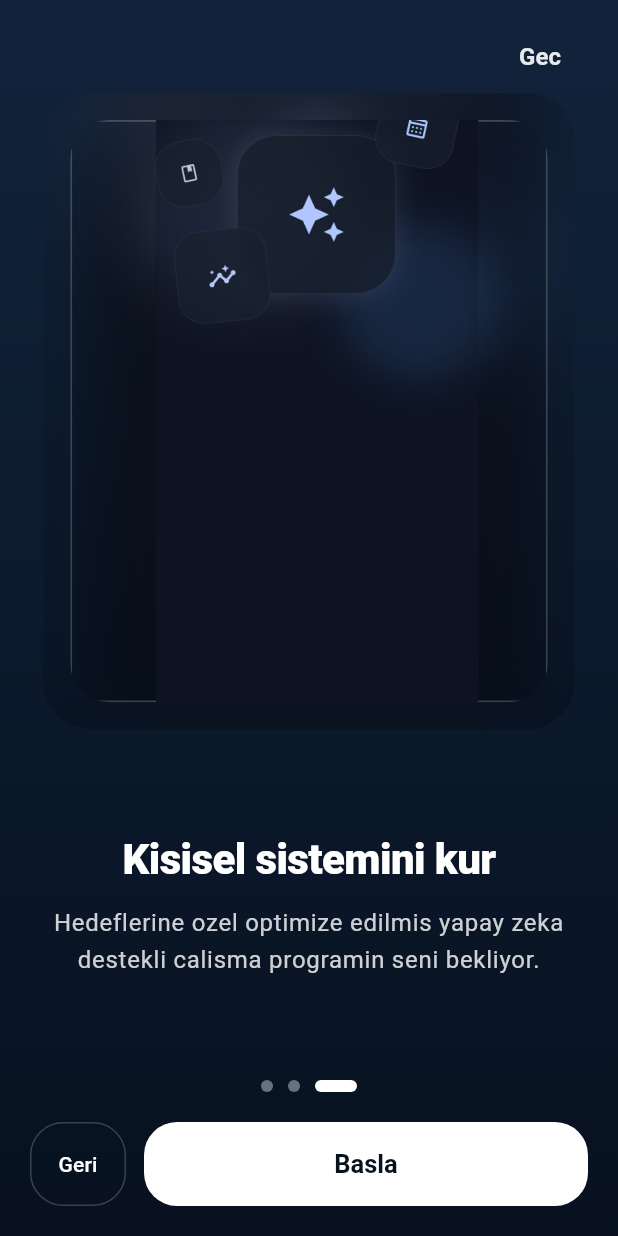
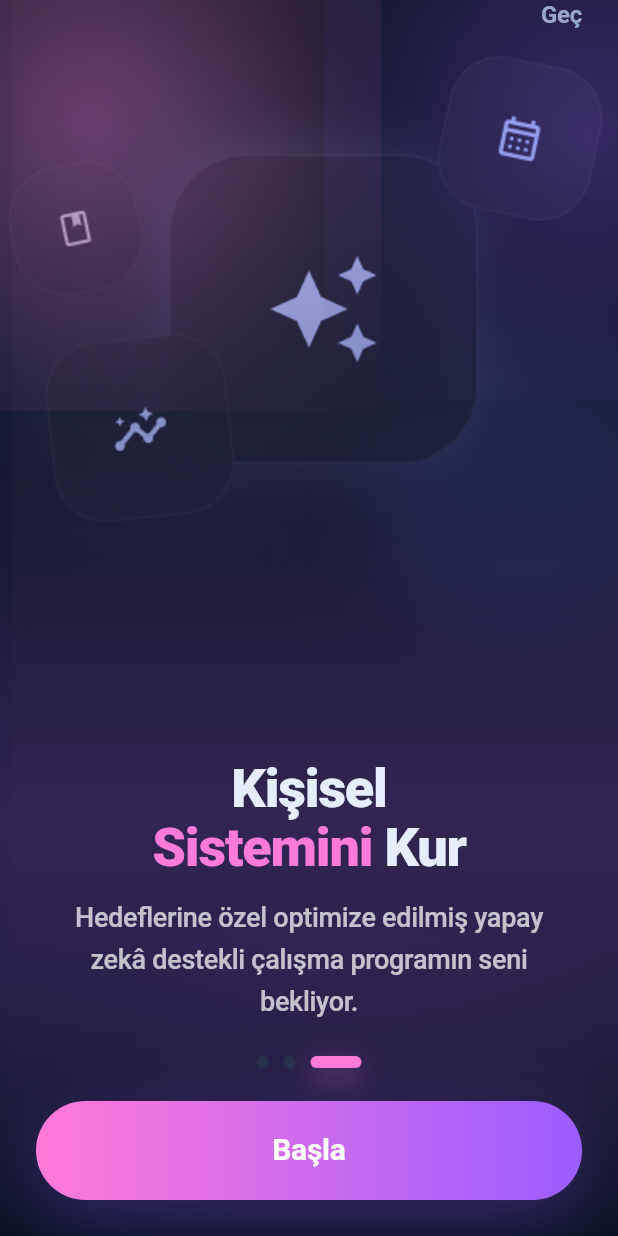
Before and after one commit to drlmhmt/ogrenci_asistani_ai, a Flutter app: the screen it shows after launch, swiped to page 3, on a phone screen of 412 x 824 dp. Run offline on Flutter 3.47's test engine with Material 3 defaults, Android fonts, the phone set to English and light mode, and no system bars; our stand-ins replace cloud_firestore, firebase_auth, firebase_core, shared_preferences; accounts and stored records are empty.

Commit message:
feat: make onboarding visuals vivid

```diff
--- a/lib/screens/onboarding.dart
+++ b/lib/screens/onboarding.dart
@@ -1,5 +1,3 @@
-import 'dart:ui';
-
 import 'package:flutter/material.dart';
 
 import 'login_page.dart';
@@ -17,21 +15,54 @@ class _OnboardingPageState extends State<OnboardingPage> {
   static const List<_OnboardingSlide> _slides = [
     _OnboardingSlide(
       assetPath: 'assets/onboarding/onboarding1.png',
-      title: 'Calismani akillica planla',
+      accentA: Color(0xFF9BB6FF),
+      accentB: Color(0xFF1F6BFF),
+      title: TextSpan(
+        children: [
+          TextSpan(text: 'Çalışmanı '),
+          TextSpan(
+            text: 'Akıllıca',
+            style: TextStyle(color: Color(0xFF9BB6FF)),
+          ),
+          TextSpan(text: '\nPlanla'),
+        ],
+      ),
       description:
-          'Yapay zeka destekli asistaninla daha duzenli calis, potansiyelini ortaya cikar.',
+          'Yapay zekâ destekli asistanınla daha\ndüzenli çalış, potansiyelini ortaya\nçıkar.',
     ),
     _OnboardingSlide(
       assetPath: 'assets/onboarding/onboarding2.png',
-      title: 'Gelisimini takip et',
+      accentA: Color(0xFF2EE5D9),
+      accentB: Color(0xFF2B7BFF),
+      title: TextSpan(
+        children: [
+          TextSpan(text: 'Gelişimini\n'),
+          TextSpan(
+            text: 'Takip',
+            style: TextStyle(color: Color(0xFF2EE5D9)),
+          ),
+          TextSpan(text: ' Et'),
+        ],
+      ),
       description:
-          'Yapay zeka analizleriyle nasil calistigini kesfet, daha verimli ilerle ve hedeflerine ulas.',
+          'Yapay zekâ analizleriyle nasıl\nçalıştığını keşfet, daha verimli ilerle\nve hedeflerine ulaş.',
     ),
     _OnboardingSlide(
       assetPath: 'assets/onboarding/onboarding3.png',
-      title: 'Kisisel sistemini kur',
+      accentA: Color(0xFFFF7AD9),
+      accentB: Color(0xFF9B5CFF),
+      title: TextSpan(
+        children: [
+          TextSpan(text: 'Kişisel\n'),
+          TextSpan(
+            text: 'Sistemini',
+            style: TextStyle(color: Color(0xFFFF7AD9)),
+          ),
+          TextSpan(text: ' Kur'),
+        ],
+      ),
       description:
-          'Hedeflerine ozel optimize edilmis yapay zeka destekli calisma programin seni bekliyor.',
+          'Hedeflerine özel optimize edilmiş yapay\nzekâ destekli çalışma programın seni\nbekliyor.',
     ),
   ];
 
@@ -58,17 +89,6 @@ class _OnboardingPageState extends State<OnboardingPage> {
     );
   }
 
-  Future<void> _previousStep() async {
-    if (_currentPage == 0) {
-      return;
-    }
-
-    await _pageController.previousPage(
-      duration: const Duration(milliseconds: 320),
-      curve: Curves.easeOutCubic,
-    );
-  }
-
   void _skip() {
     Navigator.of(context).pushReplacement(
       MaterialPageRoute(builder: (_) => const LoginPage()),
@@ -77,24 +97,54 @@ class _OnboardingPageState extends State<OnboardingPage> {
 
   @override
   Widget build(BuildContext context) {
+    final slide = _slides[_currentPage];
     final isLastPage = _currentPage == _slides.length - 1;
-
     return Scaffold(
-      backgroundColor: const Color(0xFF07111F),
-      body: DecoratedBox(
-        decoration: const BoxDecoration(
+      backgroundColor: const Color(0xFF061022),
+      body: Stack(
+        fit: StackFit.expand,
+        children: [
+          Positioned.fill(
+            child: PageView.builder(
+              controller: _pageController,
+              physics: const BouncingScrollPhysics(),
+              itemCount: _slides.length,
+              onPageChanged: (index) => setState(() => _currentPage = index),
+              itemBuilder: (context, index) {
+                return _OnboardingBackground(assetPath: _slides[index].assetPath);
+              },
+            ),
+          ),
+          Positioned.fill(
+            child: _VividGlows(
+              accentA: slide.accentA,
+              accentB: slide.accentB,
+            ),
+          ),
+          Positioned.fill(
+            child: DecoratedBox(
+              decoration: BoxDecoration(
                 gradient: LinearGradient(
                   begin: Alignment.topCenter,
                   end: Alignment.bottomCenter,
                   colors: [
-              Color(0xFF11233B),
-              Color(0xFF07111F),
+                    const Color(0x00061022),
+                    Color.lerp(
+                      Color.lerp(slide.accentA, slide.accentB, 0.65),
+                      const Color(0xFF061022),
+                      0.62,
+                    )!
+                        .withValues(alpha: 0.60),
+                    const Color(0xFF061022).withValues(alpha: 0.96),
                   ],
+                  stops: const [0.0, 0.66, 1.0],
                 ),
               ),
-        child: SafeArea(
+            ),
+          ),
+          SafeArea(
             child: Padding(
-            padding: const EdgeInsets.fromLTRB(20, 14, 20, 20),
+              padding: const EdgeInsets.fromLTRB(24, 0, 24, 24),
               child: Column(
                 children: [
                   Align(
@@ -102,143 +152,68 @@ class _OnboardingPageState extends State<OnboardingPage> {
                     child: TextButton(
                       onPressed: _skip,
                       style: TextButton.styleFrom(
-                      foregroundColor: Colors.white.withValues(alpha: 0.9),
+                        foregroundColor: const Color(0xFF9AA8C7),
+                        padding: EdgeInsets.zero,
+                        minimumSize: Size.zero,
+                        tapTargetSize: MaterialTapTargetSize.shrinkWrap,
                         textStyle: const TextStyle(
                           fontSize: 16,
                           fontWeight: FontWeight.w600,
+                          letterSpacing: -0.2,
                         ),
                       ),
-                    child: const Text('Gec'),
+                      child: const Text('Geç'),
                     ),
                   ),
                   Expanded(
-                  child: PageView.builder(
-                    controller: _pageController,
-                    physics: const BouncingScrollPhysics(),
-                    itemCount: _slides.length,
-                    onPageChanged: (index) {
-                      setState(() => _currentPage = index);
-                    },
-                    itemBuilder: (context, index) {
-                      return _OnboardingSlideView(slide: _slides[index]);
-                    },
+                    child: Align(
+                      alignment: Alignment.bottomCenter,
+                      child: Column(
+                        mainAxisSize: MainAxisSize.min,
+                        children: [
+                          Text.rich(
+                            slide.title,
+                            textAlign: TextAlign.center,
+                            style: const TextStyle(
+                              color: Color(0xFFE6EDFF),
+                              fontSize: 36,
+                              fontWeight: FontWeight.w800,
+                              height: 1.08,
+                              letterSpacing: -0.8,
                             ),
                           ),
-                const SizedBox(height: 24),
-                Row(
-                  mainAxisAlignment: MainAxisAlignment.center,
-                  children: List.generate(
-                    _slides.length,
-                    (index) => AnimatedContainer(
-                      duration: const Duration(milliseconds: 220),
-                      curve: Curves.easeOut,
-                      margin: const EdgeInsets.symmetric(horizontal: 5),
-                      width: _currentPage == index ? 28 : 8,
-                      height: 8,
-                      decoration: BoxDecoration(
-                        color: _currentPage == index
-                            ? const Color(0xFFFFFFFF)
-                            : const Color(0x66FFFFFF),
-                        borderRadius: BorderRadius.circular(999),
+                          const SizedBox(height: 14),
+                          Text(
+                            slide.description,
+                            textAlign: TextAlign.center,
+                            style: TextStyle(
+                              color: Colors.white.withValues(alpha: 0.72),
+                              fontSize: 18,
+                              fontWeight: FontWeight.w500,
+                              height: 1.55,
+                              letterSpacing: -0.2,
                             ),
                           ),
+                          const SizedBox(height: 22),
+                          _PageDots(
+                            length: _slides.length,
+                            index: _currentPage,
+                            activeColor: slide.accentA,
                           ),
-                ),
-                const SizedBox(height: 20),
-                Row(
-                  children: [
-                    AnimatedOpacity(
-                      opacity: _currentPage == 0 ? 0 : 1,
-                      duration: const Duration(milliseconds: 180),
-                      child: IgnorePointer(
-                        ignoring: _currentPage == 0,
-                        child: OutlinedButton(
-                          onPressed: _previousStep,
-                          style: OutlinedButton.styleFrom(
-                            foregroundColor: Colors.white,
-                            side: const BorderSide(color: Color(0x33FFFFFF)),
-                            padding: const EdgeInsets.symmetric(
-                              horizontal: 18,
-                              vertical: 18,
-                            ),
-                            shape: RoundedRectangleBorder(
-                              borderRadius: BorderRadius.circular(22),
-                            ),
-                          ),
-                          child: const Text('Geri'),
-                        ),
-                      ),
-                    ),
-                    if (_currentPage != 0) const SizedBox(width: 12),
-                    Expanded(
-                      child: FilledButton(
-                        onPressed: _nextStep,
-                        style: FilledButton.styleFrom(
-                          backgroundColor: Colors.white,
-                          foregroundColor: const Color(0xFF08111D),
-                          padding: const EdgeInsets.symmetric(vertical: 18),
-                          shape: RoundedRectangleBorder(
-                            borderRadius: BorderRadius.circular(22),
-                          ),
-                          textStyle: const TextStyle(
-                            fontSize: 17,
-                            fontWeight: FontWeight.w700,
-                          ),
-                        ),
-                        child: Text(isLastPage ? 'Basla' : 'Ileri'),
-                      ),
-                    ),
+                          const SizedBox(height: 22),
+                          _PrimaryActionButton(
+                            label: isLastPage ? 'Başla' : 'İleri',
+                            onTap: _nextStep,
+                            gradient: LinearGradient(
+                              begin: Alignment.centerLeft,
+                              end: Alignment.centerRight,
+                              colors: [
+                                slide.accentA,
+                                slide.accentB,
                               ],
                             ),
-              ],
+                            shadowColor: slide.accentB,
                           ),
-          ),
-        ),
-      ),
-    );
-  }
-}
-
-class _OnboardingSlideView extends StatelessWidget {
-  const _OnboardingSlideView({required this.slide});
-
-  final _OnboardingSlide slide;
-
-  @override
-  Widget build(BuildContext context) {
-    final theme = Theme.of(context);
-
-    return Column(
-      children: [
-        Expanded(
-          flex: 7,
-          child: Stack(
-            alignment: Alignment.center,
-            children: [
-              Positioned.fill(
-                child: ClipRRect(
-                  borderRadius: BorderRadius.circular(32),
-                  child: Stack(
-                    fit: StackFit.expand,
-                    children: [
-                      Transform.scale(
-                        scale: 1.18,
-                        child: ImageFiltered(
-                          imageFilter: ImageFilter.blur(sigmaX: 18, sigmaY: 18),
-                          child: Image.asset(
-                            slide.assetPath,
-                            fit: BoxFit.cover,
-                          ),
-                        ),
-                      ),
-                      const DecoratedBox(
-                        decoration: BoxDecoration(
-                          gradient: LinearGradient(
-                            begin: Alignment.topCenter,
-                            end: Alignment.bottomCenter,
-                            colors: [
-                              Color(0x33111A2A),
-                              Color(0xAA07111F),
                         ],
                       ),
                     ),
@@ -247,78 +222,181 @@ class _OnboardingSlideView extends StatelessWidget {
               ),
             ),
           ),
-              Padding(
-                padding: const EdgeInsets.all(18),
-                child: Hero(
-                  tag: slide.assetPath,
-                  child: ClipRRect(
-                    borderRadius: BorderRadius.circular(26),
+        ],
+      ),
+    );
+  }
+}
+
+class _OnboardingBackground extends StatelessWidget {
+  const _OnboardingBackground({required this.assetPath});
+
+  final String assetPath;
+
+  static final List<double> _vividMatrix = _saturationMatrix(1.22);
+
+  static List<double> _saturationMatrix(double saturation) {
+    final invSat = 1 - saturation;
+    const r = 0.2126;
+    const g = 0.7152;
+    const b = 0.0722;
+
+    final rInvSat = r * invSat;
+    final gInvSat = g * invSat;
+    final bInvSat = b * invSat;
+
+    return [
+      rInvSat + saturation,
+      gInvSat,
+      bInvSat,
+      0,
+      0,
+      rInvSat,
+      gInvSat + saturation,
+      bInvSat,
+      0,
+      0,
+      rInvSat,
+      gInvSat,
+      bInvSat + saturation,
+      0,
+      0,
+      0,
+      0,
+      0,
+      1,
+      0,
+    ];
+  }
+
+  @override
+  Widget build(BuildContext context) {
+    return ColoredBox(
+      color: const Color(0xFF061022),
+      child: LayoutBuilder(
+        builder: (context, constraints) {
+          final topInset = MediaQuery.paddingOf(context).top;
+          final topCrop = (constraints.maxHeight * 0.03) + (topInset * 0.6);
+
+          return ClipRect(
+            child: Transform.translate(
+              offset: Offset(0, -topCrop),
+              child: Transform.scale(
+                scale: 1.18,
+                alignment: Alignment.topCenter,
+                child: ColorFiltered(
+                  colorFilter: ColorFilter.matrix(_vividMatrix),
+                  child: Image.asset(
+                    assetPath,
+                    fit: BoxFit.cover,
+                    alignment: Alignment.topCenter,
+                    filterQuality: FilterQuality.high,
+                    isAntiAlias: true,
+                    gaplessPlayback: true,
+                  ),
+                ),
+              ),
+            ),
+          );
+        },
+      ),
+    );
+  }
+}
+
+class _PageDots extends StatelessWidget {
+  const _PageDots({
+    required this.length,
+    required this.index,
+    required this.activeColor,
+  });
+
+  final int length;
+  final int index;
+  final Color activeColor;
+
+  @override
+  Widget build(BuildContext context) {
+    return Row(
+      mainAxisAlignment: MainAxisAlignment.center,
+      children: List.generate(
+        length,
+        (dotIndex) => AnimatedContainer(
+          duration: const Duration(milliseconds: 220),
+          curve: Curves.easeOutCubic,
+          margin: const EdgeInsets.symmetric(horizontal: 5),
+          width: index == dotIndex ? 34 : 8,
+          height: 8,
+          decoration: BoxDecoration(
+            color: index == dotIndex
+                ? activeColor
+                : const Color(0xFF26324A),
+            borderRadius: BorderRadius.circular(999),
+            boxShadow: index == dotIndex
+                ? [
+                    BoxShadow(
+                      color: activeColor.withValues(alpha: 0.45),
+                      blurRadius: 16,
+                      offset: const Offset(0, 6),
+                    ),
+                  ]
+                : null,
+          ),
+        ),
+      ),
+    );
+  }
+}
+
+class _PrimaryActionButton extends StatelessWidget {
+  const _PrimaryActionButton({
+    required this.label,
+    required this.onTap,
+    required this.gradient,
+    required this.shadowColor,
+  });
+
+  final String label;
+  final VoidCallback onTap;
+  final Gradient gradient;
+  final Color shadowColor;
+
+  @override
+  Widget build(BuildContext context) {
+    return SizedBox(
+      height: 66,
+      width: double.infinity,
       child: DecoratedBox(
         decoration: BoxDecoration(
-                        border: Border.all(
-                          color: const Color(0x33FFFFFF),
-                          width: 1.2,
-                        ),
-                        boxShadow: const [
+          borderRadius: BorderRadius.circular(999),
+          gradient: gradient,
+          boxShadow: [
             BoxShadow(
-                            color: Color(0x33000000),
-                            blurRadius: 30,
-                            offset: Offset(0, 18),
+              color: shadowColor.withValues(alpha: 0.26),
+              blurRadius: 42,
+              offset: const Offset(0, 16),
             ),
           ],
         ),
-                      child: AspectRatio(
-                        aspectRatio: 0.82,
-                        child: Image.asset(
-                          slide.assetPath,
-                          fit: BoxFit.cover,
-                          filterQuality: FilterQuality.high,
+        child: Material(
+          color: Colors.transparent,
+          child: InkWell(
+            onTap: onTap,
+            borderRadius: BorderRadius.circular(999),
+            child: Center(
+              child: Text(
+                label,
+                style: const TextStyle(
+                  color: Colors.white,
+                  fontSize: 20,
+                  fontWeight: FontWeight.w700,
+                  letterSpacing: -0.2,
                 ),
               ),
             ),
           ),
         ),
       ),
-            ],
-          ),
-        ),
-        const SizedBox(height: 28),
-        Expanded(
-          flex: 3,
-          child: Center(
-            child: ConstrainedBox(
-              constraints: const BoxConstraints(maxWidth: 440),
-              child: Padding(
-                padding: const EdgeInsets.symmetric(horizontal: 12),
-                child: Column(
-                  mainAxisAlignment: MainAxisAlignment.center,
-                  children: [
-                    Text(
-                      slide.title,
-                      textAlign: TextAlign.center,
-                      style: theme.textTheme.headlineMedium?.copyWith(
-                        color: Colors.white,
-                        fontWeight: FontWeight.w800,
-                        height: 1.1,
-                        letterSpacing: -0.4,
-                      ),
-                    ),
-                    const SizedBox(height: 14),
-                    Text(
-                      slide.description,
-                      textAlign: TextAlign.center,
-                      style: theme.textTheme.bodyLarge?.copyWith(
-                        color: const Color(0xCCFFFFFF),
-                        height: 1.55,
-                      ),
-                    ),
-                  ],
-                ),
-              ),
-            ),
-          ),
-        ),
-      ],
     );
   }
 }
@@ -328,9 +406,95 @@ class _OnboardingSlide {
     required this.assetPath,
     required this.title,
     required this.description,
+    required this.accentA,
+    required this.accentB,
   });
 
   final String assetPath;
-  final String title;
+  final InlineSpan title;
   final String description;
+  final Color accentA;
+  final Color accentB;
 }
+
+class _VividGlows extends StatelessWidget {
+  const _VividGlows({
+    required this.accentA,
+    required this.accentB,
+  });
+
+  final Color accentA;
+  final Color accentB;
+
+  @override
+  Widget build(BuildContext context) {
+    return IgnorePointer(
+      child: LayoutBuilder(
+        builder: (context, constraints) {
+          final w = constraints.maxWidth;
+          final glow = w * 0.95;
+
+          return Stack(
+            children: [
+              Positioned(
+                left: -glow * 0.35,
+                top: -glow * 0.30,
+                width: glow,
+                height: glow,
+                child: _RadialGlow(color: accentA, alpha: 0.40),
+              ),
+              Positioned(
+                right: -glow * 0.40,
+                top: -glow * 0.22,
+                width: glow * 0.9,
+                height: glow * 0.9,
+                child: _RadialGlow(color: accentB, alpha: 0.32),
+              ),
+              Positioned(
+                left: -glow * 0.10,
+                bottom: -glow * 0.55,
+                width: glow * 1.1,
+                height: glow * 1.1,
+                child: _RadialGlow(color: accentB, alpha: 0.26),
+              ),
+              Positioned(
+                right: -glow * 0.18,
+                bottom: -glow * 0.48,
+                width: glow,
+                height: glow,
+                child: _RadialGlow(color: accentA, alpha: 0.22),
+              ),
+            ],
+          );
+        },
+      ),
+    );
+  }
+}
+
+class _RadialGlow extends StatelessWidget {
+  const _RadialGlow({
+    required this.color,
+    required this.alpha,
+  });
+
+  final Color color;
+  final double alpha;
+
+  @override
+  Widget build(BuildContext context) {
+    return DecoratedBox(
+      decoration: BoxDecoration(
+        gradient: RadialGradient(
+          colors: [
+            color.withValues(alpha: alpha),
+            color.withValues(alpha: alpha * 0.24),
+            Colors.transparent,
+          ],
+          stops: const [0.0, 0.55, 1.0],
+          radius: 0.85,
+        ),
+      ),
+    );
+  }
+}
```
Also changed, not shown: pubspec.lock, 1 other file. Lines whose indentation alone changed are shown as unchanged.
